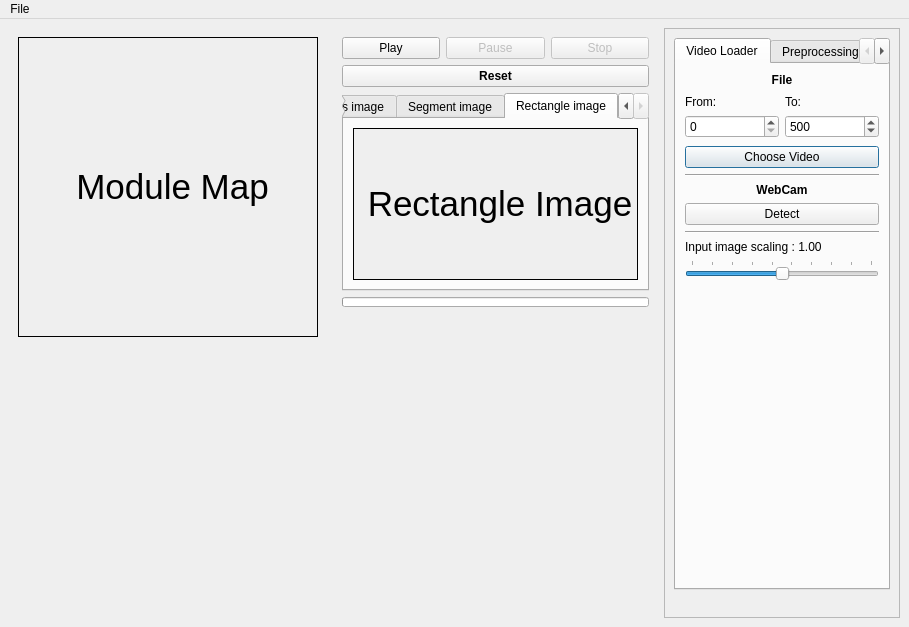
Before: the Qt Designer form gui/design/thermography_gui.ui in cdeldon/thermography, drawn with Qt 5.
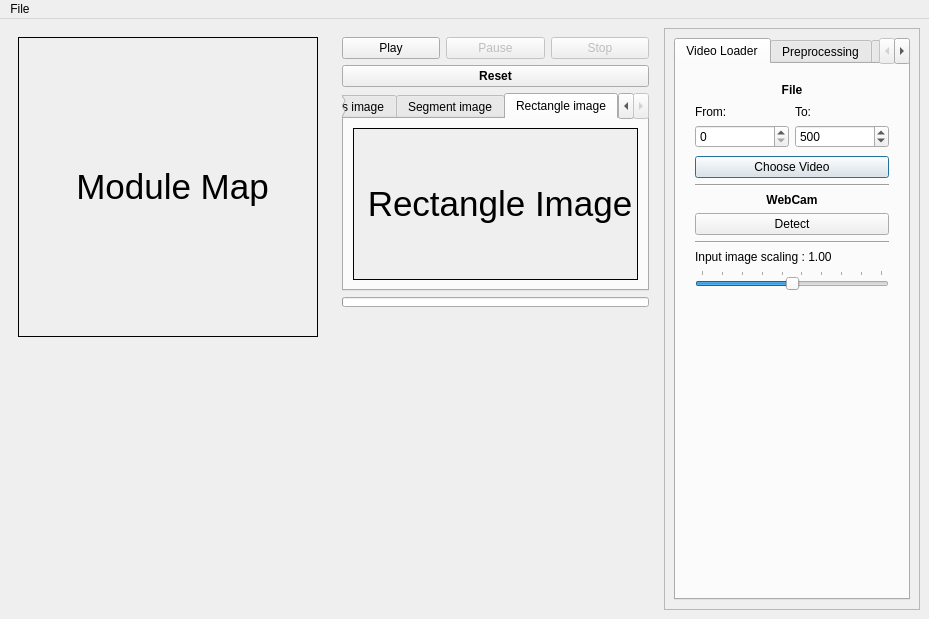
After: the same form once the commit is applied. The open tabs and pages were chosen to show the change. Icons and pictures are not drawn.

What changed in the file:
```diff
--- a/gui/design/thermography_gui.ui
+++ b/gui/design/thermography_gui.ui
@@ -6,8 +6,8 @@
    <rect>
     <x>0</x>
     <y>0</y>
-    <width>893</width>
-    <height>627</height>
+    <width>909</width>
+    <height>598</height>
    </rect>
   </property>
   <property name="sizePolicy">
@@ -90,7 +90,7 @@
          <property name="sizeHint" stdset="0">
           <size>
            <width>20</width>
-           <height>40</height>
+           <height>0</height>
           </size>
          </property>
         </spacer>
@@ -276,7 +276,7 @@
              <cursorShape>ArrowCursor</cursorShape>
             </property>
             <property name="currentIndex">
-             <number>0</number>
+             <number>3</number>
             </property>
             <property name="usesScrollButtons">
              <bool>true</bool>
@@ -603,24 +603,59 @@
            <verstretch>0</verstretch>
           </sizepolicy>
          </property>
+         <property name="acceptDrops">
+          <bool>false</bool>
+         </property>
          <property name="tabPosition">
           <enum>QTabWidget::North</enum>
          </property>
+         <property name="tabShape">
+          <enum>QTabWidget::Rounded</enum>
+         </property>
          <property name="currentIndex">
           <number>0</number>
          </property>
+         <property name="iconSize">
+          <size>
+           <width>16</width>
+           <height>16</height>
+          </size>
+         </property>
          <property name="elideMode">
           <enum>Qt::ElideNone</enum>
          </property>
+         <property name="usesScrollButtons">
+          <bool>true</bool>
+         </property>
          <property name="documentMode">
           <bool>false</bool>
          </property>
+         <property name="tabsClosable">
+          <bool>false</bool>
+         </property>
+         <property name="movable">
+          <bool>false</bool>
+         </property>
+         <property name="tabBarAutoHide">
+          <bool>false</bool>
+         </property>
          <widget class="QWidget" name="video_tab">
           <attribute name="title">
            <string>Video Loader</string>
           </attribute>
           <layout class="QVBoxLayout" name="verticalLayout">
            <item>
+            <layout class="QVBoxLayout" name="verticalLayout_3">
+             <property name="leftMargin">
+              <number>10</number>
+             </property>
+             <property name="topMargin">
+              <number>10</number>
+             </property>
+             <property name="rightMargin">
+              <number>10</number>
+             </property>
+             <item>
             <widget class="QLabel" name="label">
              <property name="text">
               <string>&lt;html&gt;&lt;head/&gt;&lt;body&gt;&lt;p align=&quot;center&quot;&gt;&lt;span style=&quot; font-weight:600;&quot;&gt;File&lt;/span&gt;&lt;/p&gt;&lt;/body&gt;&lt;/html&gt;</string>
@@ -808,6 +843,8 @@
              </item>
             </layout>
            </item>
+            </layout>
+           </item>
            <item>
             <spacer name="verticalSpacer_3">
              <property name="orientation">
@@ -829,6 +866,17 @@
           </attribute>
           <layout class="QVBoxLayout" name="verticalLayout_5">
            <item>
+            <layout class="QVBoxLayout" name="verticalLayout_9">
+             <property name="leftMargin">
+              <number>10</number>
+             </property>
+             <property name="topMargin">
+              <number>10</number>
+             </property>
+             <property name="rightMargin">
+              <number>10</number>
+             </property>
+             <item>
             <widget class="QLabel" name="preprocessing_label">
              <property name="text">
               <string>&lt;html&gt;&lt;head/&gt;&lt;body&gt;&lt;p align=&quot;center&quot;&gt;&lt;span style=&quot; font-weight:600;&quot;&gt;Preprocessing&lt;/span&gt;&lt;/p&gt;&lt;/body&gt;&lt;/html&gt;</string>
@@ -1045,6 +1093,8 @@
              </item>
             </layout>
            </item>
+            </layout>
+           </item>
            <item>
             <spacer name="verticalSpacer_2">
              <property name="orientation">
@@ -1066,6 +1116,17 @@
           </attribute>
           <layout class="QVBoxLayout" name="verticalLayout_7">
            <item>
+            <layout class="QVBoxLayout" name="verticalLayout_12">
+             <property name="leftMargin">
+              <number>10</number>
+             </property>
+             <property name="topMargin">
+              <number>10</number>
+             </property>
+             <property name="rightMargin">
+              <number>10</number>
+             </property>
+             <item>
             <widget class="QLabel" name="segment_label">
              <property name="text">
               <string>&lt;html&gt;&lt;head/&gt;&lt;body&gt;&lt;p align=&quot;center&quot;&gt;&lt;span style=&quot; font-weight:600;&quot;&gt;Detection&lt;/span&gt;&lt;/p&gt;&lt;/body&gt;&lt;/html&gt;</string>
@@ -1413,6 +1474,8 @@
              </item>
             </layout>
            </item>
+            </layout>
+           </item>
            <item>
             <spacer name="verticalSpacer_4">
              <property name="orientation">
@@ -1434,6 +1497,17 @@
           </attribute>
           <layout class="QVBoxLayout" name="verticalLayout_8">
            <item>
+            <layout class="QVBoxLayout" name="verticalLayout_13">
+             <property name="leftMargin">
+              <number>10</number>
+             </property>
+             <property name="topMargin">
+              <number>10</number>
+             </property>
+             <property name="rightMargin">
+              <number>10</number>
+             </property>
+             <item>
             <widget class="QLabel" name="filter_label">
              <property name="text">
               <string>&lt;html&gt;&lt;head/&gt;&lt;body&gt;&lt;p align=&quot;center&quot;&gt;&lt;span style=&quot; font-weight:600;&quot;&gt;Filter&lt;/span&gt;&lt;/p&gt;&lt;/body&gt;&lt;/html&gt;</string>
@@ -1513,6 +1587,8 @@
              </item>
             </layout>
            </item>
+            </layout>
+           </item>
            <item>
             <spacer name="verticalSpacer_5">
              <property name="orientation">
@@ -1538,7 +1614,7 @@
          <property name="sizeHint" stdset="0">
           <size>
            <width>20</width>
-           <height>40</height>
+           <height>0</height>
           </size>
          </property>
         </spacer>
@@ -1553,7 +1629,7 @@
     <rect>
      <x>0</x>
      <y>0</y>
-     <width>893</width>
+     <width>909</width>
      <height>21</height>
     </rect>
    </property>
```
Lines whose indentation alone changed are shown as unchanged.
